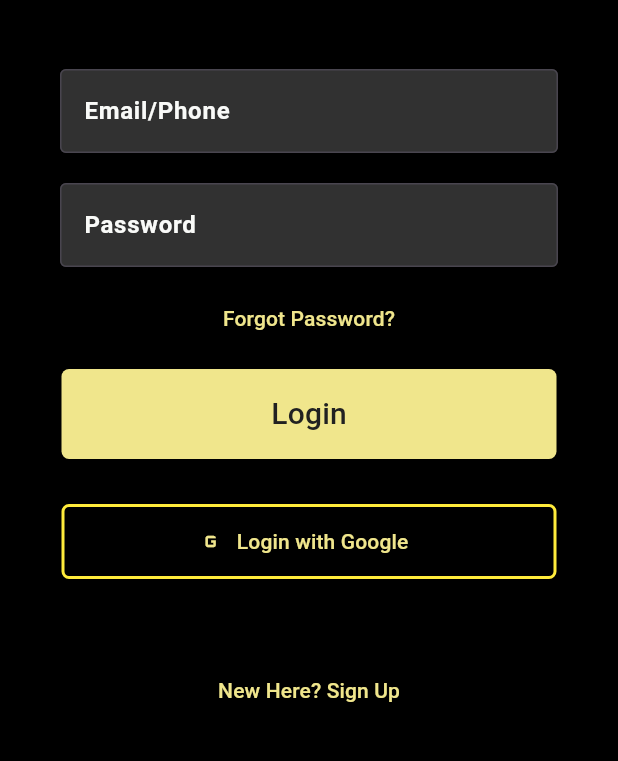
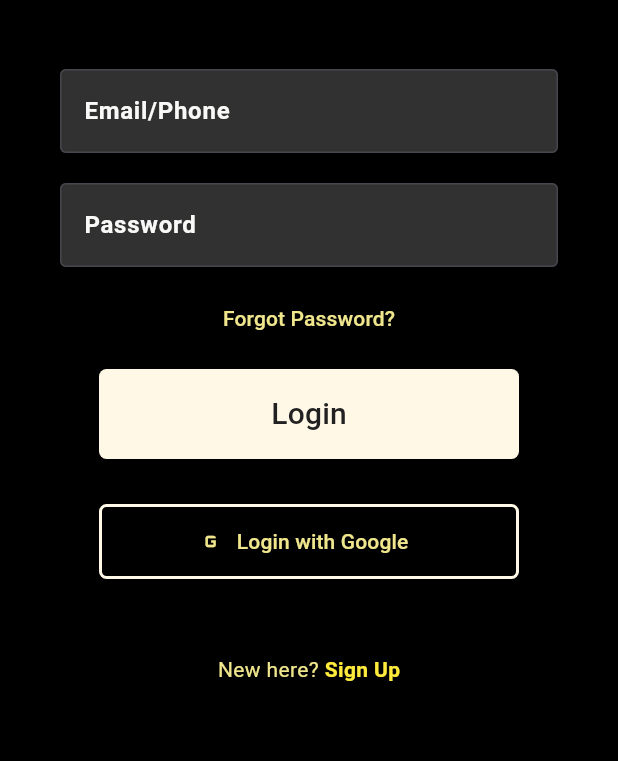
Before and after one commit to stranger-scripts-06/investment-manager, a Flutter app: the screen it shows after launch, on a phone screen of 412 x 824 dp, the part 315-1076 px from its top. Run offline on Flutter 3.47's test engine with Material 2 defaults, Android fonts, the phone set to English and light mode, and no system bars; our stand-ins replace firebase_auth, firebase_core; accounts and stored records are empty.

Commit message:
adding sign up with email and forgot password

```diff
--- /dev/null
+++ b/lib/auth/authpage.dart
@@ -0,0 +1,31 @@
+import 'package:flutter/material.dart';
+import 'package:investment_manager/pages/loginpage.dart';
+import 'package:investment_manager/pages/signup.dart';
+
+
+class AuthPage extends StatefulWidget {
+  const AuthPage({super.key});
+
+  @override
+  State<AuthPage> createState() => _AuthPageState();
+}
+
+class _AuthPageState extends State<AuthPage> {
+  // initially show the login page
+  bool showLoginPage = true;
+
+  void toggleScreens() {
+    setState(() {
+      showLoginPage = !showLoginPage;
+    });
+  }
+
+  @override
+  Widget build(BuildContext context) {
+    if (showLoginPage) {
+      return LoginPage(showRegisterPage: toggleScreens);
+    } else {
+      return SignUpPage(showLoginPage: toggleScreens);
+    }
+  }
+}
--- a/lib/pages/auth_page.dart
+++ b/lib/auth/mainpage.dart
@@ -1,10 +1,11 @@
 import 'package:firebase_auth/firebase_auth.dart';
 import 'package:flutter/material.dart';
+import 'package:investment_manager/auth/authpage.dart';
 import 'package:investment_manager/pages/homepage.dart';
 import 'package:investment_manager/pages/loginpage.dart';
 
-class AuthPage extends StatelessWidget {
-  const AuthPage({super.key});
+class MainPage extends StatelessWidget {
+  const MainPage({super.key});
 
   @override
   Widget build(BuildContext context) {
@@ -18,7 +19,7 @@ class AuthPage extends StatelessWidget {
             }
             // user is not logged in
             else {
-              return LoginPage();
+              return AuthPage();
             }
           },
         ),
--- a/lib/main.dart
+++ b/lib/main.dart
@@ -1,5 +1,5 @@
 import 'package:flutter/material.dart';
-import 'package:investment_manager/pages/auth_page.dart';
+import 'package:investment_manager/auth/mainpage.dart';
 import 'package:investment_manager/pages/homepage.dart';
 import 'package:investment_manager/pages/loginpage.dart';
 import 'package:investment_manager/pages/signup.dart';
@@ -41,8 +41,7 @@
       ),
       initialRoute: '/',
       routes: {
-        '/': (context) => AuthPage(),
-        '/signup': (context) => SignUpPage(),
+        '/': (context) => MainPage(),
         '/home': (context) => HomePage(),
       },
     );
--- a/lib/pages/loginpage.dart
+++ b/lib/pages/loginpage.dart
@@ -1,15 +1,16 @@
 import 'package:flutter/material.dart';
 import 'package:firebase_auth/firebase_auth.dart';
+import 'package:investment_manager/pages/forgotpasswordpage.dart';
 
 class LoginPage extends StatefulWidget {
-  const LoginPage({Key? key}) : super(key: key);
+  final VoidCallback showRegisterPage;
+  const LoginPage({Key? key, required this.showRegisterPage}) : super(key: key);
 
   @override
   State<LoginPage> createState() => _LoginPageState();
 }
 
 class _LoginPageState extends State<LoginPage> {
-
   // text editing controllers
   final _emailController = TextEditingController();
   final _passwordController = TextEditingController();
@@ -18,10 +19,10 @@ class _LoginPageState extends State<LoginPage> {
   Future signUserIn() async {
     await FirebaseAuth.instance.signInWithEmailAndPassword(
         email: _emailController.text.trim(),
-        password:  _passwordController.text.trim()
-      );
+        password: _passwordController.text.trim());
   }
 
+  @override
   void disposal() {
     _emailController.dispose();
     _passwordController.dispose();
@@ -119,7 +120,11 @@ class _LoginPageState extends State<LoginPage> {
                 height: 10.0,
               ),
               TextButton(
-                onPressed: () {},
+                onPressed: () {
+                  Navigator.push(context, MaterialPageRoute(builder: (context) {
+                    return ForgotPasswordPage();
+                  }));
+                },
                 child: Text("Forgot Password?"),
                 style: ButtonStyle(
                   foregroundColor: MaterialStatePropertyAll(Color(0xFFF0E68C)),
@@ -139,9 +144,9 @@ class _LoginPageState extends State<LoginPage> {
                   ),
                 ),
                 style: ButtonStyle(
-                  backgroundColor: MaterialStatePropertyAll(Color(0xFFF0E68C)),
+                  backgroundColor: MaterialStatePropertyAll(Color(0xFFFFF8E7)),
                   foregroundColor: MaterialStatePropertyAll(Colors.grey[900]),
-                  fixedSize: MaterialStatePropertyAll(Size(330, 60)),
+                  fixedSize: MaterialStatePropertyAll(Size(280, 60)),
                   shape: MaterialStatePropertyAll(
                     RoundedRectangleBorder(
                       borderRadius: BorderRadius.circular(5.0), //
@@ -155,13 +160,13 @@ class _LoginPageState extends State<LoginPage> {
                 icon: Icon(Icons.g_mobiledata),
                 label: Text("Login with Google"),
                 style: ButtonStyle(
-                  fixedSize: MaterialStatePropertyAll(Size(330, 50)),
+                  fixedSize: MaterialStatePropertyAll(Size(280, 50)),
                   backgroundColor: MaterialStatePropertyAll(Colors.black),
                   foregroundColor: MaterialStatePropertyAll(Color(0xFFF0E68C)),
                   shape: MaterialStatePropertyAll(
                     RoundedRectangleBorder(
                       borderRadius: BorderRadius.circular(5.0),
-                      side: BorderSide(color: Colors.yellow, width: 2),
+                      side: BorderSide(color: Color(0xFFFFF8E7), width: 2),
                     ),
                   ),
                 ),
@@ -169,15 +174,27 @@ class _LoginPageState extends State<LoginPage> {
               SizedBox(
                 height: 50,
               ),
-              TextButton(
-                onPressed: () {
-                  Navigator.pushNamed(context, '/signup');
-                },
-                child: Text("New Here? Sign Up"),
-                style: ButtonStyle(
-                  foregroundColor: MaterialStatePropertyAll(Color(0xFFF0E68C)),
-                ),
-              ),
+              Row(
+                mainAxisAlignment: MainAxisAlignment.center,
+                children: [
+                  Text(
+                    'New here?',
+                    style: TextStyle(
+                      color: Color(0xFFF0E68C),
+                    ),
+                  ),
+                  GestureDetector(
+                    onTap: widget.showRegisterPage,
+                    child: Text(
+                      ' Sign Up',
+                      style: TextStyle(
+                        color: Colors.yellow,
+                        fontWeight: FontWeight.bold,
+                      ),
+                    ),
+                  )
+                ],
+              )
             ],
           ),
         ),
```
Also changed, not shown: lib/pages/forgotpasswordpage.dart (added, +89 -0 lines), lib/pages/signup.dart (+107 -59 lines).
